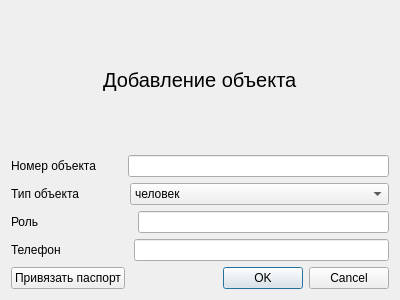
Before: the Qt Designer form src/device.ui in IlchenkoVasily/seye, drawn with Qt 5.
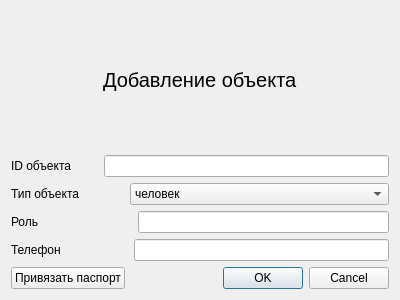
After: the same form once the commit is applied.

Commit message: добавил форму сценариев и мелкие проверки к другим формам

Patch:
```diff
--- a/src/device.ui
+++ b/src/device.ui
@@ -73,7 +73,7 @@
      <item>
       <widget class="QLabel" name="label_2">
        <property name="text">
-        <string>Номер объекта</string>
+        <string>ID объекта</string>
        </property>
       </widget>
      </item>
```
The commit also changes 7 other files.
